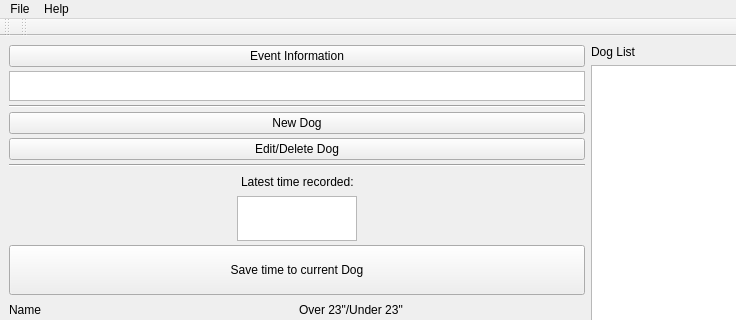
First picture: the form in frontend.ui, repository davavanstone/DogTiming, before the edit; both pictures show x 0 to 736 and y 0 to 320 of the 1175 by 870 pixel window.
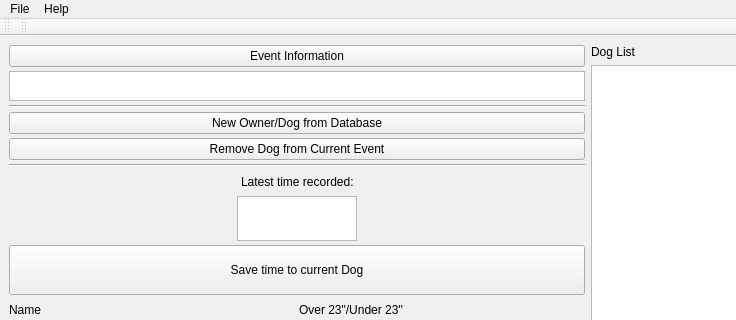
Second picture: the form after the edit. Icons and pictures are not drawn.

Commit message: owner/dog and remove dog buttons renamed

```diff
--- a/frontend.ui
+++ b/frontend.ui
@@ -64,14 +64,14 @@
       <item>
        <widget class="QPushButton" name="pButton_NewDog">
         <property name="text">
-         <string>New Dog</string>
+         <string>New Owner/Dog from Database</string>
         </property>
        </widget>
       </item>
       <item>
        <widget class="QPushButton" name="pButton_EditDeleteDog">
         <property name="text">
-         <string>Edit/Delete Dog</string>
+         <string>Remove Dog from Current Event</string>
         </property>
        </widget>
       </item>
```
